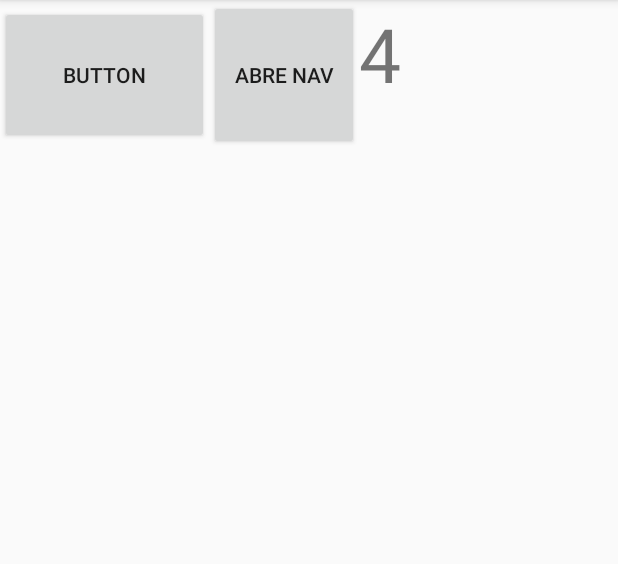
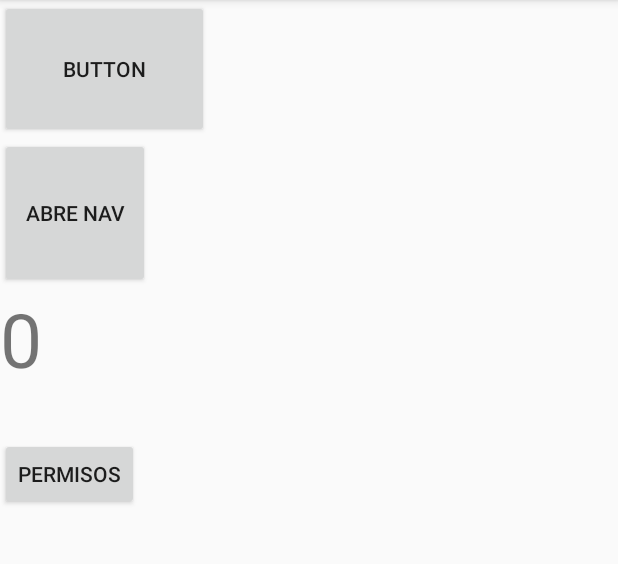
Before and after one commit to PabloViniegra/OtraApp, an Android app: the screen it shows after launch (MainActivity), on a phone screen of 412 x 824 dp, the part 84-648 px from its top. Run offline under Robolectric (Android 15) with nearby library versions, the phone set to English and light mode, and no system bars.

Commit message:
Un saludo jaja

```diff
--- a/app/build.gradle
+++ b/app/build.gradle
@@ -1,13 +1,13 @@
 apply plugin: 'com.android.application'
 
 android {
-    compileSdkVersion 30
+    compileSdkVersion 29
     buildToolsVersion "30.0.2"
 
     defaultConfig {
         applicationId "com.example.otraapp"
         minSdkVersion 23
-        targetSdkVersion 30
+        targetSdkVersion 29
         versionCode 1
         versionName "1.0"
 
--- a/app/src/main/AndroidManifest.xml
+++ b/app/src/main/AndroidManifest.xml
@@ -1,7 +1,9 @@
 <?xml version="1.0" encoding="utf-8"?>
 <manifest xmlns:android="http://schemas.android.com/apk/res/android"
     package="com.example.otraapp">
-
+    <uses-permission android:name="android.permission.INTERNET"/>
+    <uses-permission android:name="android.permission.WRITE_EXTERNAL_STORAGE"/>
+    <uses-permission android:name="android.permission.READ_EXTERNAL_STORAGE"/>
     <application
         android:allowBackup="true"
         android:icon="@mipmap/ic_launcher"
--- a/app/src/main/java/com/example/otraapp/MainActivity.java
+++ b/app/src/main/java/com/example/otraapp/MainActivity.java
@@ -2,15 +2,20 @@ package com.example.otraapp;
 
 import androidx.annotation.Nullable;
 import androidx.appcompat.app.AppCompatActivity;
+import androidx.loader.content.AsyncTaskLoader;
 
 import android.app.Activity;
+import android.app.ProgressDialog;
+import android.content.Context;
 import android.content.Intent;
 import android.net.Uri;
 import android.nfc.Tag;
+import android.os.AsyncTask;
 import android.os.Bundle;
 import android.util.Log;
 import android.view.View;
 import android.widget.Button;
+import android.widget.ProgressBar;
 import android.widget.TextView;
 import android.widget.Toast;
 
@@ -27,6 +32,8 @@ public class MainActivity extends AppCompatActivity {
     private TimerTask mtimer = null;
     private Timer myTimer = null;
     private TextView mtext = null;
+    Button btnPermissions = null;
+    MainActivity activity = this;
 
     @Override
     protected void onCreate(Bundle savedInstanceState) {
@@ -54,7 +61,15 @@ public class MainActivity extends AppCompatActivity {
             }
         });
         mtext = findViewById(R.id.textoCron);
-        chronometer();
+        btnPermissions = findViewById(R.id.btnPermisos);
+        btnPermissions.setOnClickListener(new View.OnClickListener() {
+            @Override
+            public void onClick(View v) {
+
+            }
+        });
+
+        launchTask();
 
     }
 
@@ -84,7 +99,8 @@ public class MainActivity extends AppCompatActivity {
                     @Override
                     public void run() {
                         currentTime++;
-                        mtext.setText(String.valueOf(currentTime));
+
+                        launchTaskCrono();
 
                     }
                 });
@@ -119,4 +135,57 @@ public class MainActivity extends AppCompatActivity {
     protected void onPause() {
         super.onPause();
     }
+    public void launchTaskCrono() {
+        MyAsyncTask taskCrono = new MyAsyncTask();
+        taskCrono.setContext();
+        taskCrono.execute();
+    }
+
+    public class MyAsyncTask extends AsyncTask<String, Integer, Void> {
+        private ProgressDialog mprogress = null;
+        private boolean showProgressDialog = true;
+        private Context mcontext;
+
+        public void setContext () {
+            mcontext=getApplicationContext();
+        }
+
+        @Override
+        protected void onPreExecute() {
+            super.onPreExecute();
+            mprogress= new ProgressDialog(activity);
+            mprogress.setProgressStyle(ProgressDialog.STYLE_SPINNER);
+            mprogress.setTitle("Download....");
+        }
+
+        @Override
+        protected void onProgressUpdate(Integer... values) {
+            super.onProgressUpdate(values);
+            mprogress.setMessage("Download values....");
+            mprogress.show();
+        }
+
+        @Override
+        protected Void doInBackground(String... strings) {
+            if (showProgressDialog){
+                publishProgress();
+            }
+            showProgressDialog=false;
+            return null;
+        }
+
+        @Override
+        protected void onPostExecute(Void aVoid) {
+            super.onPostExecute(aVoid);
+            mprogress.dismiss();
+            mtext.setText(String.valueOf(currentTime));
+            Toast.makeText(getApplicationContext(), "Async Task ended", Toast.LENGTH_SHORT).show();
+        }
+    }
+
+    public void launchTask() {
+        MyAsyncTask mytask = new MyAsyncTask();
+        mytask.setContext();
+        mytask.execute();
+    }
 }
--- a/app/src/main/res/layout/activity_main.xml
+++ b/app/src/main/res/layout/activity_main.xml
@@ -9,6 +9,7 @@
     <androidx.appcompat.widget.LinearLayoutCompat
         android:layout_width="match_parent"
         android:layout_height="match_parent"
+        android:orientation="vertical"
         tools:layout_editor_absoluteX="-117dp"
         tools:layout_editor_absoluteY="112dp">
 
@@ -32,6 +33,12 @@
             android:layout_height="100dp"
             android:textSize="50dp" />
 
+        <Button
+            android:id="@+id/btnPermisos"
+            android:layout_width="wrap_content"
+            android:layout_height="wrap_content"
+            android:text="Permisos" />
+
     </androidx.appcompat.widget.LinearLayoutCompat>
 
 </androidx.constraintlayout.widget.ConstraintLayout>
```
